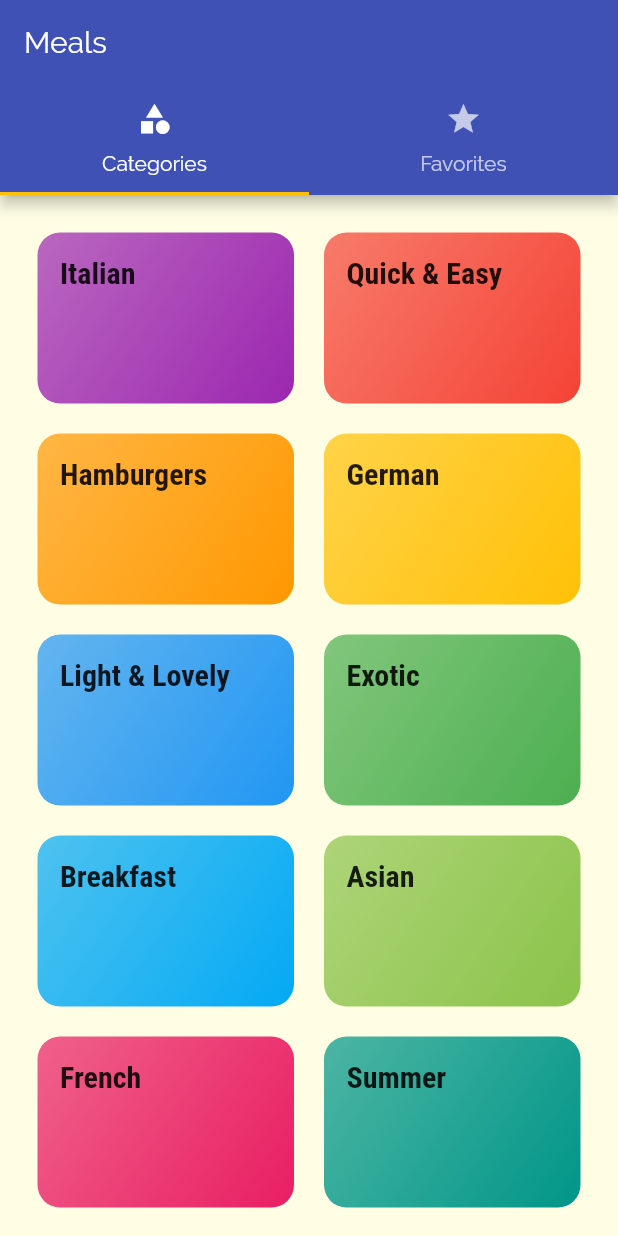
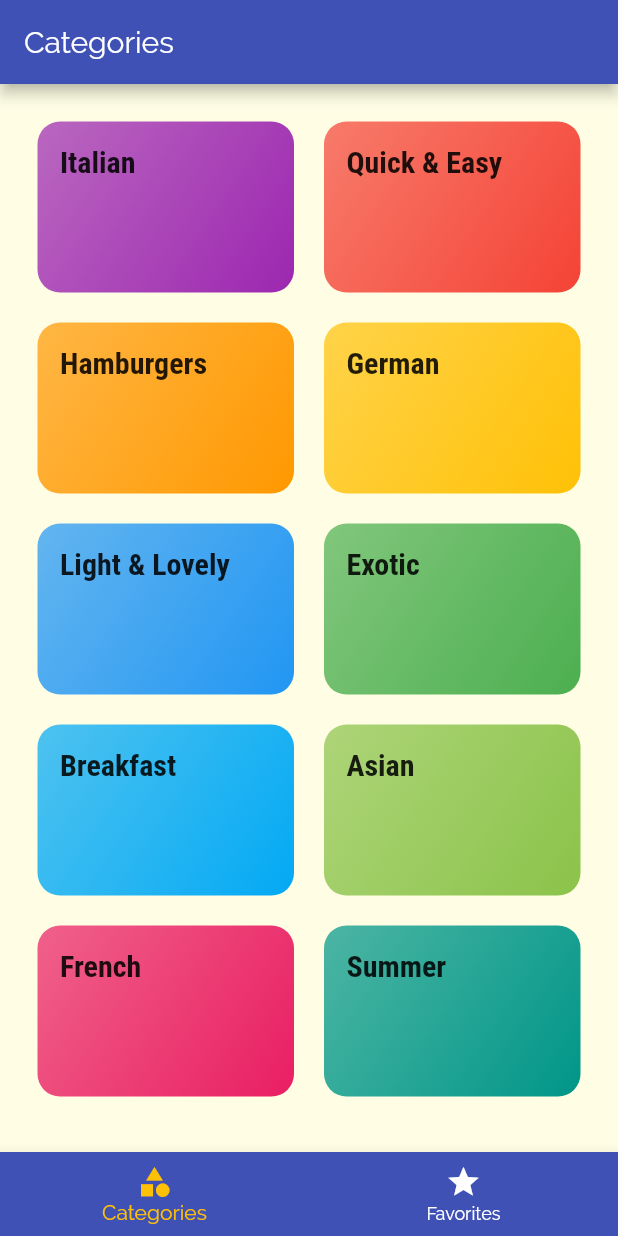
Before and after one commit to aospiridonov/flutter_meals, a Flutter app: the screen it shows after launch, on a phone screen of 412 x 824 dp. Run offline on Flutter 3.47's test engine with Material 2 defaults, Android fonts, the phone set to English and light mode, and no system bars.

```diff
--- a/lib/screens/tabs_screen.dart
+++ b/lib/screens/tabs_screen.dart
@@ -1,4 +1,5 @@
 import 'package:flutter/material.dart';
+
 import './favorites_screen.dart';
 import './catagories_screen.dart';
 
@@ -8,35 +9,51 @@ class TabsScreen extends StatefulWidget {
 }
 
 class _TabsScreenState extends State<TabsScreen> {
+  final List<Map<String, Object>> _pages = [
+    {
+      'page': CategoriesScreen(),
+      'title': 'Categories',
+    },
+    {
+      'page': FavoritesScreen(),
+      'title': 'Your Favorite',
+    },
+  ];
+
+  int _selectedPageIndex = 0;
+
+  void _selectPage(int index) {
+    print(index);
+    setState(() {
+      _selectedPageIndex = index;
+    });
+  }
+
   @override
   Widget build(BuildContext context) {
-    return DefaultTabController(
-      length: 2,
-      // initialIndex: 0,
-      child: Scaffold(
-        appBar: AppBar(
-          title: Text('Meals'),
-          bottom: TabBar(
-            tabs: [
-              Tab(
-                  icon: Icon(
-                    Icons.category,
-                  ),
-                  text: 'Categories'),
-              Tab(
-                  icon: Icon(
-                    Icons.star,
-                  ),
-                  text: 'Favorites'),
-            ],
+    return Scaffold(
+      appBar: AppBar(
+        title: Text(_pages[_selectedPageIndex]['title']),
+      ),
+      body: _pages[_selectedPageIndex]['page'],
+      bottomNavigationBar: BottomNavigationBar(
+        onTap: _selectPage,
+        backgroundColor: Theme.of(context).primaryColor,
+        unselectedItemColor: Colors.white,
+        selectedItemColor: Theme.of(context).accentColor,
+        currentIndex: _selectedPageIndex,
+        //type: BottomNavigationBarType.fixed,
+        items: [
+          BottomNavigationBarItem(
+            backgroundColor: Theme.of(context).primaryColor,
+            icon: Icon(Icons.category),
+            label: 'Categories',
           ),
-        ),
-        body: TabBarView(
-          children: [
-            CategoriesScreen(),
-            FavoritesScreen(),
-          ],
-        ),
+          BottomNavigationBarItem(
+            icon: Icon(Icons.star),
+            label: 'Favorites',
+          ),
+        ],
       ),
     );
   }
```
